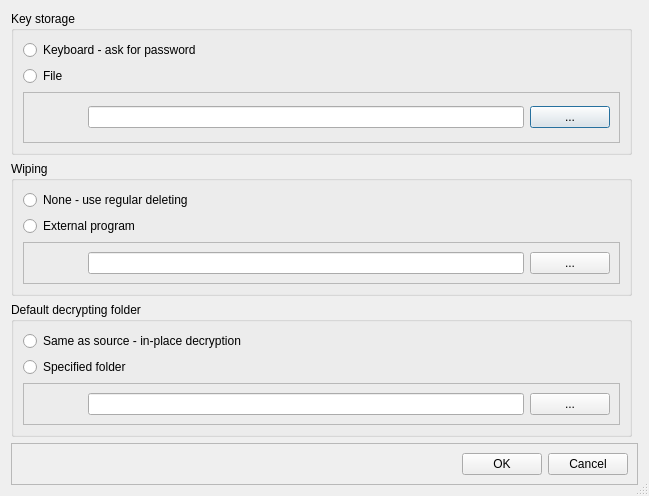
sergrt/FileProtect, file OptionsDialog.ui: the form before one commit.
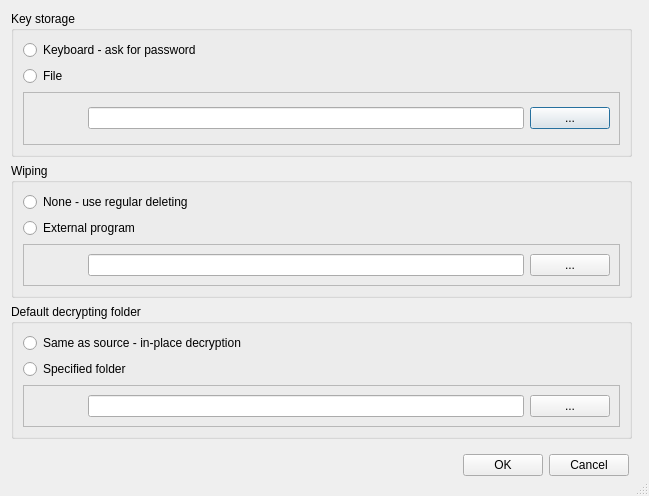
The form after the commit.

Commit message: Set fixed width font to sync dialog Updated Visual Studio files Some refactoring

```diff
--- a/OptionsDialog.ui
+++ b/OptionsDialog.ui
@@ -81,7 +81,7 @@
    <item row="3" column="0" colspan="2">
     <widget class="QFrame" name="frame_3">
      <property name="frameShape">
-      <enum>QFrame::StyledPanel</enum>
+      <enum>QFrame::NoFrame</enum>
      </property>
      <property name="frameShadow">
       <enum>QFrame::Raised</enum>
```
The commit also changes 6 other files.
